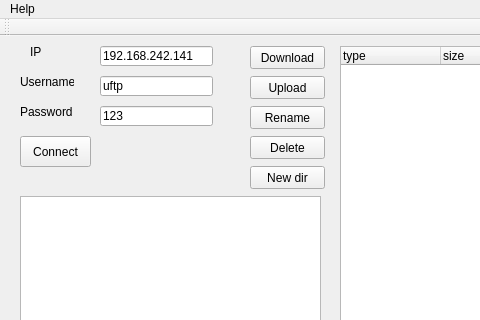
This is src/ftpClient/ftpclient.ui in zycliao/ftp-qt as Qt 5 draws it before an edit; both pictures show x 0 to 480 and y 0 to 320 of the 734 by 421 pixel window. The edited form follows.
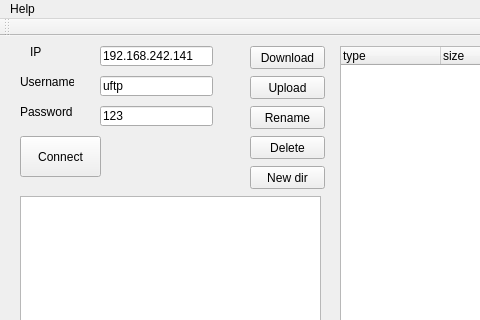
This is the edited form.

Patch:
```diff
--- a/src/ftpClient/ftpclient.ui
+++ b/src/ftpClient/ftpclient.ui
@@ -19,8 +19,8 @@
      <rect>
       <x>20</x>
       <y>100</y>
-      <width>71</width>
-      <height>31</height>
+      <width>81</width>
+      <height>41</height>
      </rect>
     </property>
     <property name="text">
```
